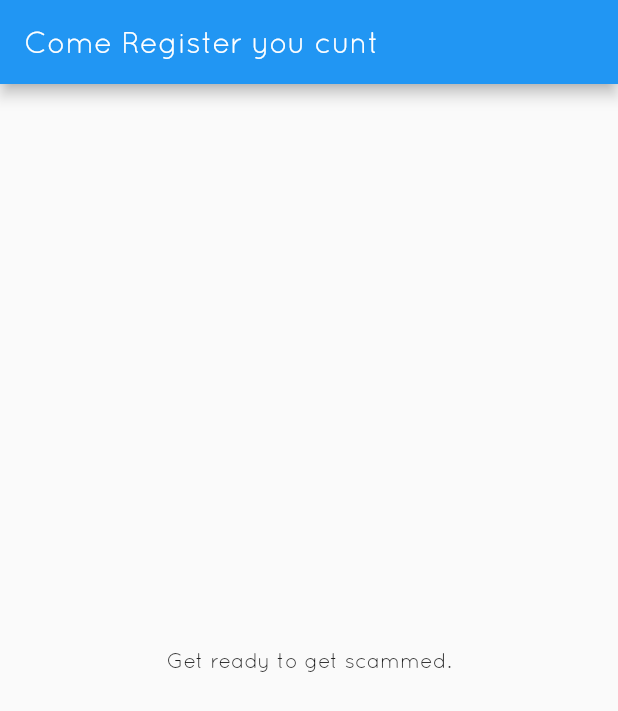
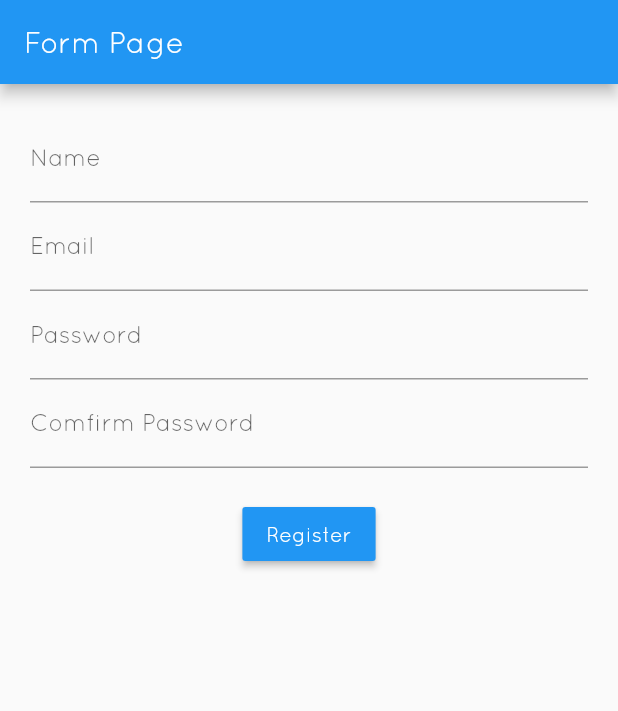
Before and after one commit to Kaioru/groupleh, a Flutter app: the screen it shows after launch, after a tap on "Register", on a phone screen of 412 x 824 dp. Shown: the top 711 px of the screen. Run offline on Flutter 3.47's test engine with Material 2 defaults, Android fonts, the phone set to English and light mode, and no system bars.

Commit message:
Edited registration.dart and actually made the registration page

```diff
--- a/lib/auth/login.dart
+++ b/lib/auth/login.dart
@@ -1,5 +1,4 @@
 import 'package:flutter/material.dart';
-import '../routing.dart';
 
 
 class LoginPage extends StatelessWidget {
--- a/lib/auth/registration.dart
+++ b/lib/auth/registration.dart
@@ -6,14 +6,107 @@ class RegistrationPage extends StatelessWidget {
     return new MaterialApp(
       theme: ThemeData(fontFamily:'quicksand'),
       title: 'Registration Page',
-      home: Scaffold(
-        appBar: AppBar(
-            title: Text('Come Register you cunt')
-        ),
-        body: Center(
-            child: Text('Get ready to get scammed.')
-        ),
-      ),
+      home: new FormPage(),
     );
   }
 }
+
+class FormPage extends StatefulWidget{
+  @override
+  _FormPageState createState() => new _FormPageState();
+}
+
+class _FormPageState extends State<FormPage> {
+  final scaffoldKey = new GlobalKey<ScaffoldState>();
+  final formKey = new GlobalKey<FormState>();
+
+  String _name;
+  String _email;
+  String _password;
+
+  @override
+  void initState() {
+    // TODO: implement initState
+    super.initState();
+  }
+
+  @override
+  void dispose() {
+    // TODO: implement dispose
+    super.dispose();
+  }
+
+  void _submit() {
+    final form = formKey.currentState;
+
+    if (form.validate()) {
+      form.save();
+
+      performLogin();
+    }
+  }
+
+  void performLogin() {
+    final snackbar = new SnackBar(
+      content: new Text("Name : $_name, Email : $_email, password : $_password"),
+    );
+    scaffoldKey.currentState.showSnackBar(snackbar);
+  }
+
+  @override
+  Widget build(BuildContext context) {
+    return new Scaffold(
+        key: scaffoldKey,
+        appBar: new AppBar(
+          title: new Text("Form Page"),
+        ),
+        body: new Padding(
+          padding: const EdgeInsets.all(20.0),
+          child: new Form(
+            key: formKey,
+            child: new Column(
+              children: <Widget>[
+                new TextFormField(
+                  decoration: new InputDecoration(labelText: "Name"),
+                  onSaved: (val) => _name = val,
+
+                ),
+                new TextFormField(
+                  decoration: new InputDecoration(labelText: "Email"),
+                  validator: (val) =>
+                  !val.contains('@') ? 'Invalid Email' : null,
+                  onSaved: (val) => _email = val,
+                ),
+                new TextFormField(
+                  decoration: new InputDecoration(labelText: "Password"),
+                  validator: (val) =>
+                  val.length < 6 ? 'Password too short' : null,
+                  onSaved: (val) => _password = val,
+                  obscureText: true,
+                ),
+                new TextFormField(
+                  decoration: new InputDecoration(labelText: "Comfirm Password"),
+                  validator: (val) =>
+                  val.length < 6 ? 'Password too short' : null,
+                  obscureText: true,
+                ),
+                new Padding(
+                  padding: const EdgeInsets.only(top: 20.0),
+                ),
+                new RaisedButton(
+                  child: new Text(
+                    "Register",
+                    style: new TextStyle(color: Colors.white),
+                  ),
+                  color: Colors.blue,
+                  onPressed: (){
+                    Navigator.pushNamed(context, '/login');
+                  },
+                )
+              ],
+            ),
+          ),
+        )
+    );
+  }
+}
--- a/lib/home.dart
+++ b/lib/home.dart
@@ -12,8 +12,8 @@ class HomePage extends StatelessWidget {
           ),
         body: Center(
         child: Text('Welcome to Home')
+        ),
       ),
-    ),
     );
   }
 }
--- a/lib/routing.dart
+++ b/lib/routing.dart
@@ -6,4 +6,5 @@ final routes = {
   '/': (context) => new HomePage(),
   '/login': (context) => new LoginPage(),
   '/register': (context) => new RegistrationPage(),
+
 };
```
